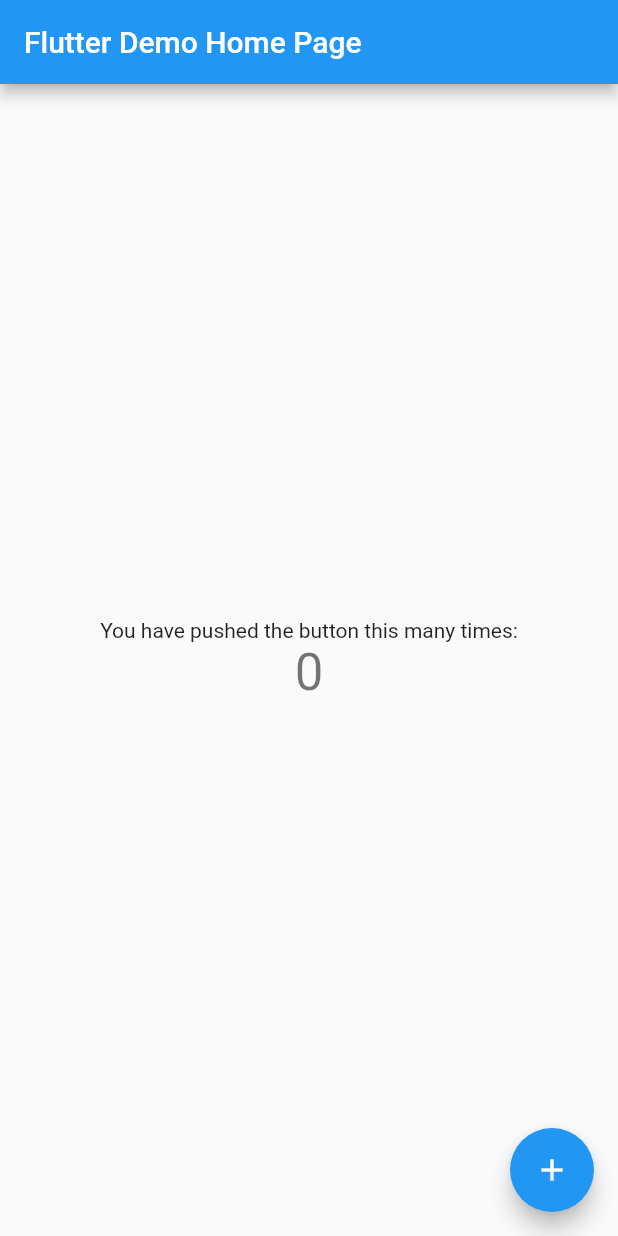
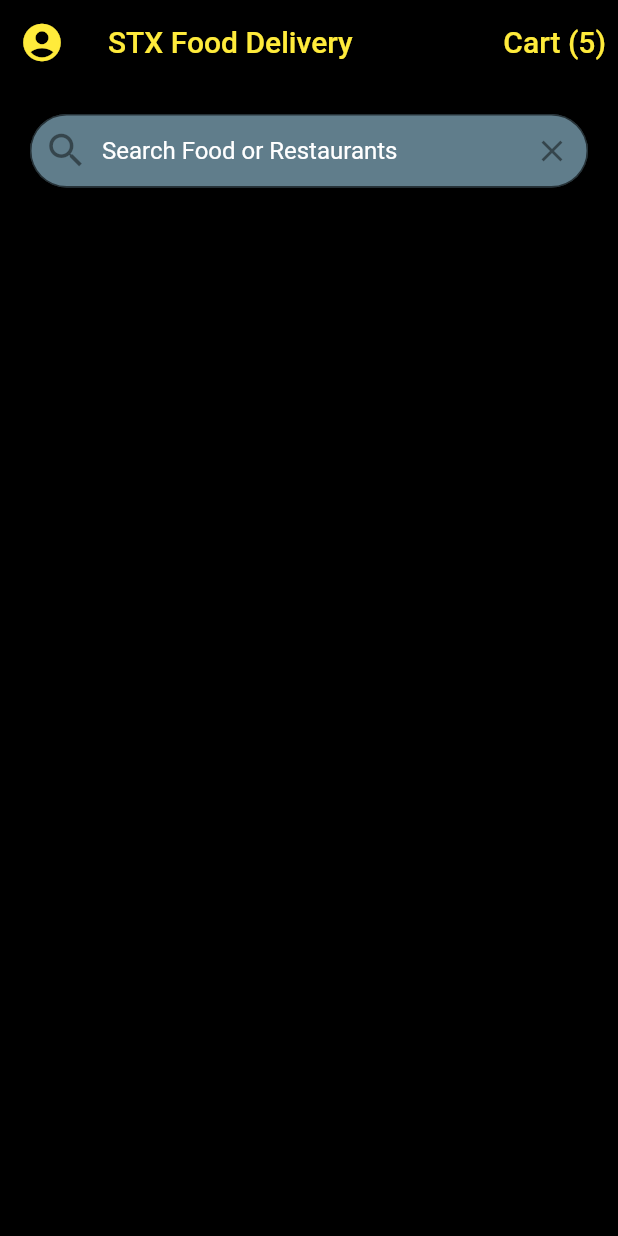
Before and after one commit to ZZENN/Food-Delivery-Application-UI, a Flutter app: the screen it shows after launch, on a phone screen of 412 x 824 dp. Run offline on Flutter 3.47's test engine with Material 2 defaults, Android fonts, the phone set to English and light mode, and no system bars.

Commit message:
1st Edit

```diff
--- a/lib/main.dart
+++ b/lib/main.dart
@@ -1,4 +1,5 @@
 import 'package:flutter/material.dart';
+import 'package:flutter_food_delivery_ui/screens/home_screen.dart';
 
 void main() {
   runApp(MyApp());
@@ -9,109 +10,13 @@ class MyApp extends StatelessWidget {
   @override
   Widget build(BuildContext context) {
     return MaterialApp(
-      title: 'Flutter Demo',
+      title: 'STX Door Delivery',
+      debugShowCheckedModeBanner: false,
       theme: ThemeData(
-        // This is the theme of your application.
-        //
-        // Try running your application with "flutter run". You'll see the
-        // application has a blue toolbar. Then, without quitting the app, try
-        // changing the primarySwatch below to Colors.green and then invoke
-        // "hot reload" (press "r" in the console where you ran "flutter run",
-        // or simply save your changes to "hot reload" in a Flutter IDE).
-        // Notice that the counter didn't reset back to zero; the application
-        // is not restarted.
-        primarySwatch: Colors.blue,
-        // This makes the visual density adapt to the platform that you run
-        // the app on. For desktop platforms, the controls will be smaller and
-        // closer together (more dense) than on mobile platforms.
-        visualDensity: VisualDensity.adaptivePlatformDensity,
+        scaffoldBackgroundColor: Colors.black,
+        primaryColor: Colors.black,
       ),
-      home: MyHomePage(title: 'Flutter Demo Home Page'),
+      home: HomeScreen(),
     );
   }
 }
-
-class MyHomePage extends StatefulWidget {
-  MyHomePage({Key key, this.title}) : super(key: key);
-
-  // This widget is the home page of your application. It is stateful, meaning
-  // that it has a State object (defined below) that contains fields that affect
-  // how it looks.
-
-  // This class is the configuration for the state. It holds the values (in this
-  // case the title) provided by the parent (in this case the App widget) and
-  // used by the build method of the State. Fields in a Widget subclass are
-  // always marked "final".
-
-  final String title;
-
-  @override
-  _MyHomePageState createState() => _MyHomePageState();
-}
-
-class _MyHomePageState extends State<MyHomePage> {
-  int _counter = 0;
-
-  void _incrementCounter() {
-    setState(() {
-      // This call to setState tells the Flutter framework that something has
-      // changed in this State, which causes it to rerun the build method below
-      // so that the display can reflect the updated values. If we changed
-      // _counter without calling setState(), then the build method would not be
-      // called again, and so nothing would appear to happen.
-      _counter++;
-    });
-  }
-
-  @override
-  Widget build(BuildContext context) {
-    // This method is rerun every time setState is called, for instance as done
-    // by the _incrementCounter method above.
-    //
-    // The Flutter framework has been optimized to make rerunning build methods
-    // fast, so that you can just rebuild anything that needs updating rather
-    // than having to individually change instances of widgets.
-    return Scaffold(
-      appBar: AppBar(
-        // Here we take the value from the MyHomePage object that was created by
-        // the App.build method, and use it to set our appbar title.
-        title: Text(widget.title),
-      ),
-      body: Center(
-        // Center is a layout widget. It takes a single child and positions it
-        // in the middle of the parent.
-        child: Column(
-          // Column is also a layout widget. It takes a list of children and
-          // arranges them vertically. By default, it sizes itself to fit its
-          // children horizontally, and tries to be as tall as its parent.
-          //
-          // Invoke "debug painting" (press "p" in the console, choose the
-          // "Toggle Debug Paint" action from the Flutter Inspector in Android
-          // Studio, or the "Toggle Debug Paint" command in Visual Studio Code)
-          // to see the wireframe for each widget.
-          //
-          // Column has various properties to control how it sizes itself and
-          // how it positions its children. Here we use mainAxisAlignment to
-          // center the children vertically; the main axis here is the vertical
-          // axis because Columns are vertical (the cross axis would be
-          // horizontal).
-          mainAxisAlignment: MainAxisAlignment.center,
-          children: <Widget>[
-            Text(
-              'You have pushed the button this many times:',
-            ),
-            Text(
-              '$_counter',
-              style: Theme.of(context).textTheme.headline4,
-            ),
-          ],
-        ),
-      ),
-      floatingActionButton: FloatingActionButton(
-        onPressed: _incrementCounter,
-        tooltip: 'Increment',
-        child: Icon(Icons.add),
-      ), // This trailing comma makes auto-formatting nicer for build methods.
-    );
-  }
-}
--- /dev/null
+++ b/lib/screens/home_screen.dart
@@ -0,0 +1,59 @@
+import 'package:flutter/material.dart';
+
+import '../data/data.dart';
+
+class HomeScreen extends StatefulWidget {
+  @override
+  _HomeScreenState createState() => _HomeScreenState();
+}
+//82 212 182 107
+class _HomeScreenState extends State<HomeScreen> {
+  @override
+  Widget build(BuildContext context) {
+    return Scaffold(
+      appBar: AppBar(
+      leading: IconButton(
+        icon: Icon(Icons.account_circle),
+        color: Colors.yellow,
+        iconSize: 30.0,
+        onPressed: () {},
+      ),
+      title: Text('STX Food Delivery',
+      style: TextStyle(color: Color(0xffffeb3b)),
+       ),
+        actions: <Widget>[
+          TextButton(child: Text('Cart (${currentUser.cart.length})',
+            style: TextStyle(color: Colors.yellow,
+                fontSize: 20.0),),
+            onPressed: () {},
+          ),
+        ],
+      ),
+      body: ListView(children: <Widget>[
+        Padding(
+          padding: EdgeInsets.all(20.0),
+          child: TextField(
+            decoration: InputDecoration(
+                contentPadding: EdgeInsets.symmetric(vertical: 15.0),
+            fillColor: Colors.blueGrey,
+            filled: true,
+            border: OutlineInputBorder(borderRadius:
+            BorderRadius.circular(30.0),
+            borderSide: BorderSide(width: 0.8),
+            ),
+              hintText: 'Search Food or Restaurants',
+              hintStyle: TextStyle(color: Colors.white),
+              prefixIcon: Icon(Icons.search, size: 30.0,
+              ),
+              suffixIcon: IconButton(
+                icon: Icon(Icons.clear),
+                onPressed: () {},
+              )
+            ),
+          ),
+        ),
+      ],
+      ),
+    );
+  }
+}
```
Also changed, not shown: pubspec.lock, 1 other file.
